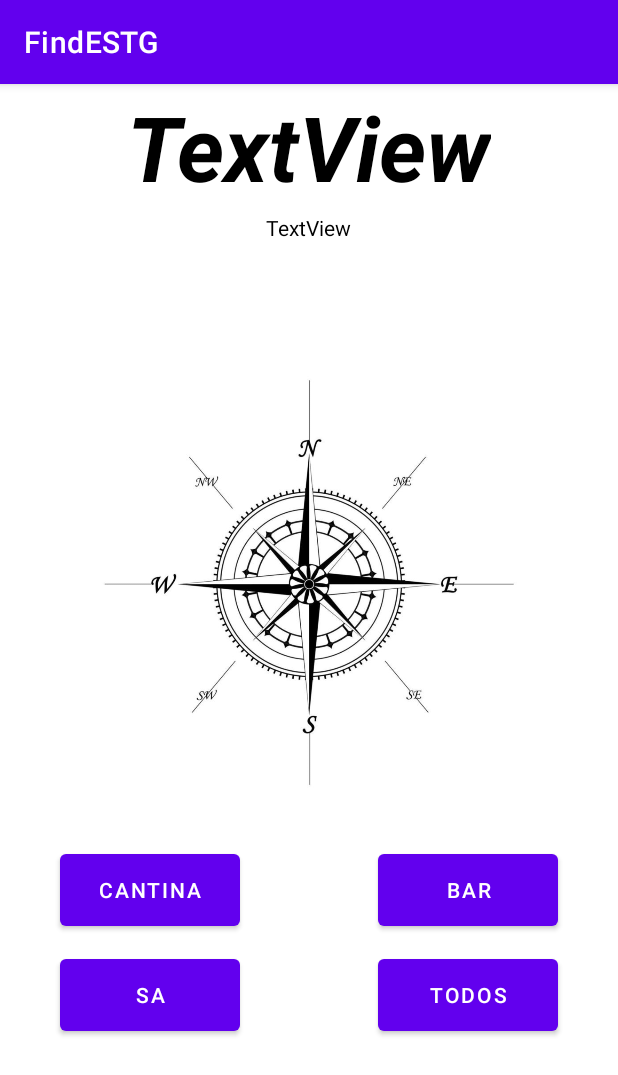
After one commit to gasparespinheira/FindESTG, an Android app: the NavegarBussolaEntradaESTG screen opened directly, with no data from a screen before it, on a phone screen of 412 x 824 dp. The commit adds this screen. Shown: the top 1075 px of the screen. Run offline under Robolectric (Android 15) with nearby library versions, the phone set to English and light mode, and no system bars; 4 statements that could not run were skipped.

Commit message:
Bussola a funcionar, mas apenas com o Bar implementado

```diff
--- /dev/null
+++ b/app/src/main/java/ipvc/estg/findestg/NavegarBussolaEntradaESTG.kt
@@ -0,0 +1,161 @@
+package ipvc.estg.findestg
+
+import android.content.Context
+import android.hardware.Sensor
+import android.hardware.SensorEvent
+import android.hardware.SensorEventListener
+import android.hardware.SensorManager
+import androidx.appcompat.app.AppCompatActivity
+import android.os.Bundle
+import android.os.PowerManager
+import android.util.Log
+import android.view.View
+import android.view.animation.Animation
+import android.view.animation.RotateAnimation
+import android.widget.Button
+import android.widget.ImageView
+import android.widget.TextView
+
+
+class NavegarBussolaEntradaESTG : AppCompatActivity() {
+
+    private lateinit var bussola : Sensor
+    private lateinit var acelerometro : Sensor
+    private lateinit var sensorManager : SensorManager
+    private lateinit var listener : SensorEventListener
+    private lateinit var Proximidade: Sensor
+    private lateinit var powerManager: PowerManager
+    private lateinit var wakeLock: PowerManager.WakeLock
+
+
+
+
+    private var ultimoGrau = 0f
+    private var vlrsBussola = FloatArray(3)
+    private var vlrsGravidade = FloatArray(3)
+    private var angulosDeOrientacao = FloatArray(3)
+    private var matrixDeRotacao = FloatArray(9)
+
+    private lateinit var button_bar: Button
+
+
+
+    override fun onCreate(savedInstanceState: Bundle?) {
+        super.onCreate(savedInstanceState)
+        setContentView(R.layout.activity_navegar_bussola_entrada_estg)
+
+        var imageView: ImageView = findViewById(R.id.imageView)
+
+        button_bar = findViewById(R.id.button_bar)
+        button_bar.setOnClickListener {
+            imageView.setImageResource(R.drawable.bussola_bar)
+        }
+
+
+        sensorManager = getSystemService(Context.SENSOR_SERVICE) as SensorManager
+        Proximidade = sensorManager.getDefaultSensor(Sensor.TYPE_PROXIMITY)
+
+        val sensores : List<Sensor> = sensorManager.getSensorList(Sensor.TYPE_ALL)
+        sensores.forEach{ sensor ->
+            Log.i("SENSORES", sensor.toString())
+        }
+
+        acelerometro = sensorManager.getDefaultSensor(Sensor.TYPE_ACCELEROMETER)
+        bussola = sensorManager.getDefaultSensor(Sensor.TYPE_MAGNETIC_FIELD)
+
+        listener = object : SensorEventListener {
+            override fun onSensorChanged(event: SensorEvent?){
+                when(event?.sensor?.type){
+                    Sensor.TYPE_ACCELEROMETER -> {
+                        vlrsGravidade = event.values.clone()
+                        var x = event.values[0]
+                        var y = event.values[1]
+                        var z = event.values[2]
+
+                    }
+                    Sensor.TYPE_MAGNETIC_FIELD -> {
+                        vlrsBussola = event.values.clone()
+                    }
+                    Sensor.TYPE_PROXIMITY -> {
+                        val valorProximidade = event.values[0]
+                        val textViewProximidade: TextView = findViewById(R.id.textView2)
+                        textViewProximidade.text = "Proximidade: $valorProximidade"
+
+                    }
+                }
+
+                SensorManager.getRotationMatrix(matrixDeRotacao, null, vlrsGravidade, vlrsBussola)
+                SensorManager.getOrientation(matrixDeRotacao, angulosDeOrientacao)
+
+                val textView: TextView = findViewById(R.id.textView) //
+                val textView2: TextView = findViewById(R.id.textView2) //
+
+                val radiano: Float = angulosDeOrientacao[0]
+                val grauAtual = (Math.toDegrees(radiano.toDouble()) + 360).toFloat() % 360
+                val anguloAtual = (Math.toDegrees(angulosDeOrientacao[0].toDouble()) + 360).toFloat() % 360
+
+                val pontoCardeal: String = when {
+                    anguloAtual >= 337.5 || anguloAtual < 22.5 -> "Norte"
+                    anguloAtual >= 22.5 && anguloAtual < 67.5 -> "Nordeste"
+                    anguloAtual >= 67.5 && anguloAtual < 112.5 -> "Leste"
+                    anguloAtual >= 112.5 && anguloAtual < 157.5 -> "Sudeste"
+                    anguloAtual >= 157.5 && anguloAtual < 202.5 -> "Sul"
+                    anguloAtual >= 202.5 && anguloAtual < 247.5 -> "Sudoeste"
+                    anguloAtual >= 247.5 && anguloAtual < 292.5 -> "Oeste"
+                    else -> "Noroeste"
+                }
+
+                textView2.text = String.format("%.1f°", grauAtual)
+                textView.text = pontoCardeal
+
+                var rotacionar = RotateAnimation(
+                    ultimoGrau, -grauAtual,
+                    Animation.RELATIVE_TO_SELF, 0.5f,
+                    Animation.RELATIVE_TO_SELF, 0.5f
+                )
+
+                rotacionar.duration = 250
+                rotacionar.fillAfter = true
+
+                imageView.startAnimation(rotacionar)
+                ultimoGrau = -grauAtual
+
+            }
+
+
+            override fun onAccuracyChanged(p0: Sensor?, p1: Int) {
+
+            }
+        }
+
+        powerManager = getSystemService(Context.POWER_SERVICE) as PowerManager
+        wakeLock = powerManager.newWakeLock(PowerManager.PROXIMITY_SCREEN_OFF_WAKE_LOCK, "MyApp::WakeLock")
+
+    }
+
+    override fun onResume() {
+        super.onResume()
+        sensorManager.registerListener(listener, acelerometro, SensorManager.SENSOR_DELAY_NORMAL)
+        sensorManager.registerListener(listener, bussola, SensorManager.SENSOR_DELAY_NORMAL)
+        sensorManager.registerListener(listener, Proximidade, SensorManager.SENSOR_DELAY_NORMAL)
+        if (Proximidade != null) {
+           // wakeLock.acquire()
+        }
+    }
+
+    override fun onPause(){
+        super.onPause()
+        sensorManager.unregisterListener(listener)
+
+        if (wakeLock.isHeld) {
+            wakeLock.release()
+        }
+    }
+
+    fun bar(view: View) {
+
+        var imageView: ImageView = findViewById(R.id.imageView_bar)
+
+    }
+
+}
--- /dev/null
+++ b/app/src/main/res/layout/activity_navegar_bussola_entrada_estg.xml
@@ -0,0 +1,110 @@
+<?xml version="1.0" encoding="utf-8"?>
+<RelativeLayout
+    xmlns:android="http://schemas.android.com/apk/res/android"
+    xmlns:app="http://schemas.android.com/apk/res-auto"
+    xmlns:tools="http://schemas.android.com/tools"
+    android:layout_width="match_parent"
+    android:layout_height="match_parent"
+    tools:context=".MainActivity">
+
+    <TextView
+        android:id="@+id/textView"
+        android:layout_width="wrap_content"
+        android:layout_height="wrap_content"
+        android:layout_marginTop="1dp"
+        android:text="TextView"
+        android:textColor="@color/black"
+        android:textSize="60sp"
+        android:textStyle="bold|italic"
+        android:layout_centerHorizontal="true"/>
+
+    <TextView
+        android:id="@+id/textView2"
+        android:layout_width="wrap_content"
+        android:layout_height="wrap_content"
+        android:layout_marginTop="4dp"
+        android:text="TextView"
+        android:textColor="@color/black"
+        android:textStyle="normal"
+        app:layout_constraintEnd_toEndOf="parent"
+        app:layout_constraintHorizontal_bias="0.498"
+        app:layout_constraintStart_toStartOf="parent"
+        app:layout_constraintTop_toBottomOf="@+id/textView"
+        android:layout_below="@id/textView"
+        android:layout_centerHorizontal="true"/>
+
+    <ImageView
+        android:id="@+id/imageView_bar"
+        android:layout_width="wrap_content"
+        android:layout_height="290dp"
+        app:layout_constraintBottom_toBottomOf="parent"
+        app:layout_constraintEnd_toEndOf="parent"
+        app:layout_constraintStart_toStartOf="parent"
+        app:layout_constraintTop_toBottomOf="@+id/textView2"
+        android:layout_marginTop="82dp"
+        app:srcCompat="@drawable/bussola_bar"
+        android:layout_below="@id/textView2"
+        android:elevation="1dp" />
+
+    <ImageView
+        android:id="@+id/imageView"
+        android:layout_width="wrap_content"
+        android:layout_height="290dp"
+        app:layout_constraintBottom_toBottomOf="parent"
+        app:layout_constraintEnd_toEndOf="parent"
+        app:layout_constraintStart_toStartOf="parent"
+        app:layout_constraintTop_toBottomOf="@+id/textView2"
+        android:layout_marginTop="82dp"
+        app:srcCompat="@drawable/bussola2"
+        android:layout_below="@id/textView2"
+        android:elevation="1dp" />
+
+    <Button
+        android:id="@+id/button_cantina"
+        android:layout_width="120dp"
+        android:layout_height="60dp"
+        android:layout_below="@id/imageView"
+        android:layout_alignParentLeft="true"
+        android:layout_centerInParent="true"
+        android:layout_marginLeft="40dp"
+        android:layout_marginTop="30dp"
+        android:text="Cantina"
+        tools:ignore="MissingConstraints" />
+
+    <Button
+        android:id="@+id/button_bar"
+        android:layout_width="120dp"
+        android:layout_height="60dp"
+        android:layout_below="@id/imageView"
+        android:layout_alignParentRight="true"
+        android:layout_centerInParent="true"
+        android:layout_marginTop="30dp"
+        android:layout_marginRight="40dp"
+        android:onClick="button_bar"
+        android:text="Bar"
+        tools:ignore="MissingConstraints" />
+
+    <Button
+        android:id="@+id/button_sa"
+        android:layout_width="120dp"
+        android:layout_height="60dp"
+        android:layout_below="@id/button_cantina"
+        android:layout_alignParentLeft="true"
+        android:layout_centerInParent="true"
+        android:layout_marginTop="10dp"
+        android:text="SA"
+        tools:ignore="MissingConstraints"
+        android:layout_marginLeft="40dp"/>
+
+    <Button
+        android:id="@+id/button_all"
+        android:layout_width="120dp"
+        android:layout_height="60dp"
+        android:layout_below="@id/button_bar"
+        android:layout_alignParentRight="true"
+        android:layout_marginTop="10dp"
+        android:text="Todos"
+        tools:ignore="MissingConstraints"
+        android:layout_marginRight="40dp"/>
+
+</RelativeLayout>
```
Also changed, not shown: app/src/main/AndroidManifest.xml (+6 -2 lines), app/src/main/java/ipvc/estg/findestg/MainActivity.kt (+9 -0 lines), app/src/main/res/layout/activity_main.xml (+11 -2 lines), app/src/main/res/drawable/bussola.png (added), app/src/main/res/drawable/bussola2.jpg (added), app/src/main/res/drawable/bussola_bar.jpg (added).
